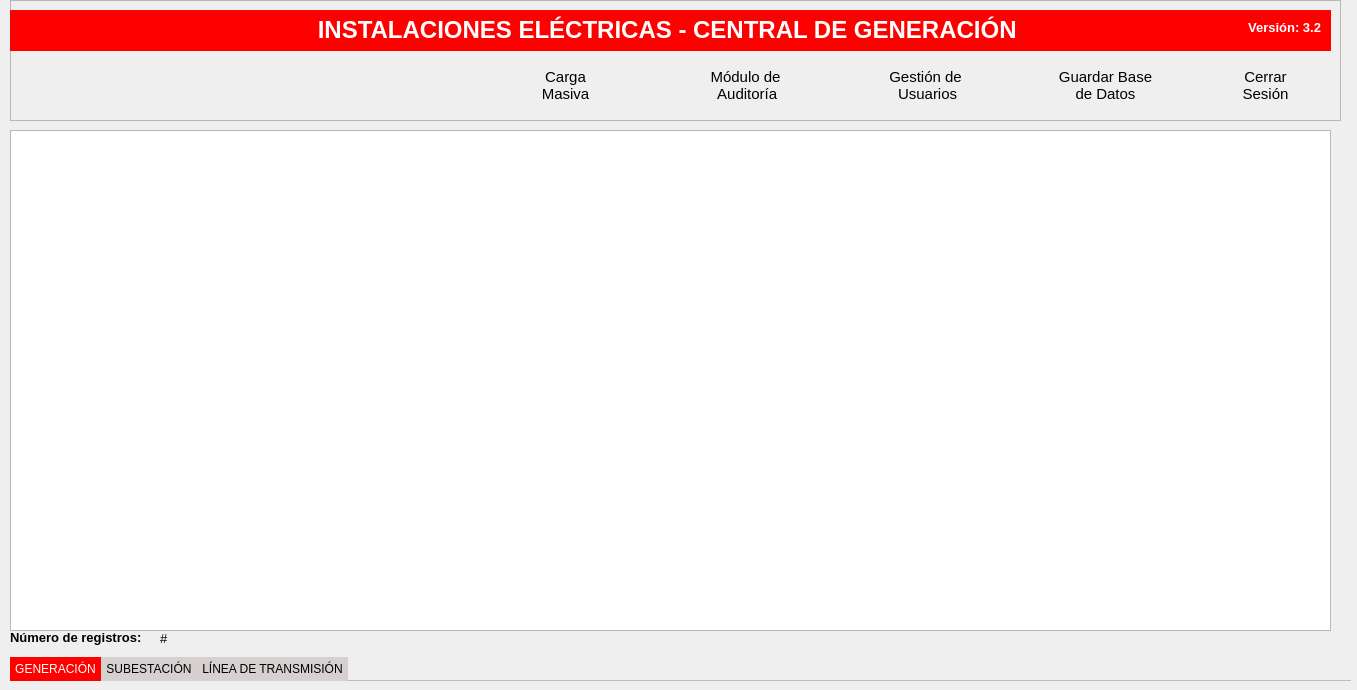
Before: the Qt Designer form ui_files/main_windows.ui in haobregonz10/Sistema_Osinergmin_Git_2, drawn with Qt 5.
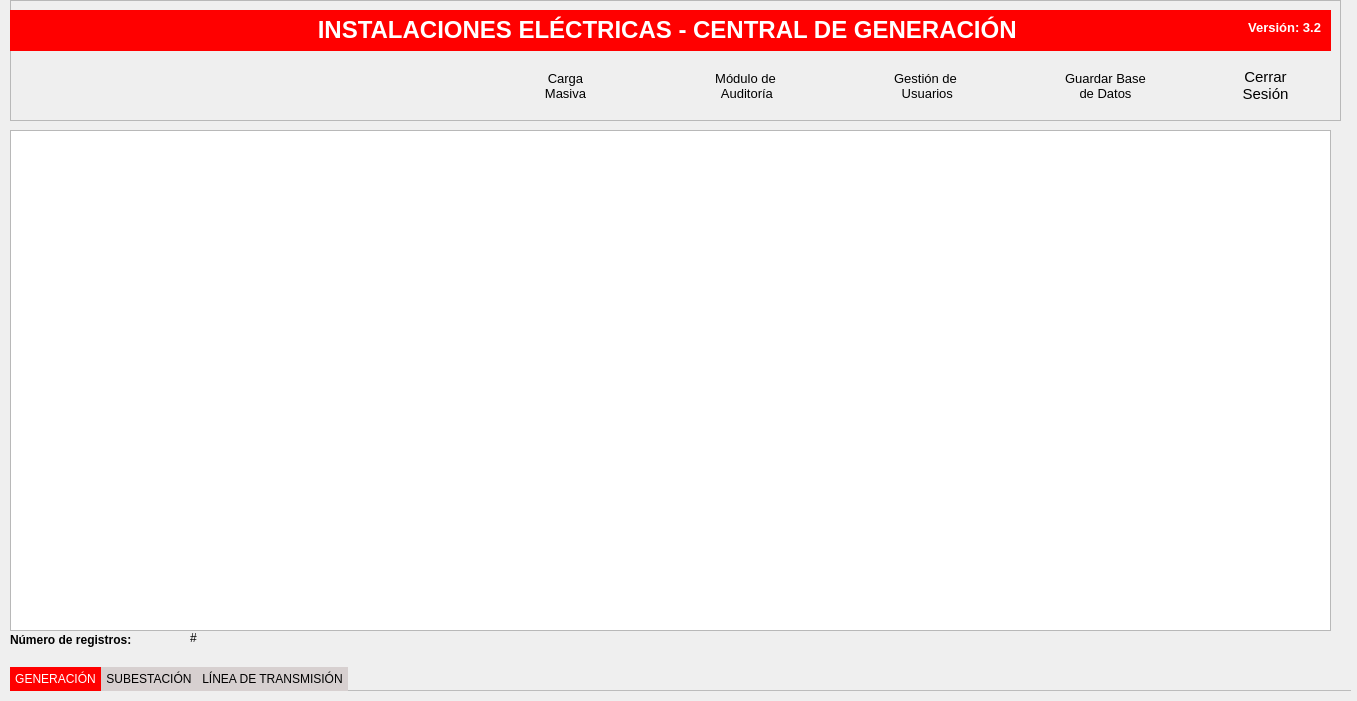
After: the same form once the commit is applied. Icons and pictures are not drawn.

```diff
--- a/ui_files/main_windows.ui
+++ b/ui_files/main_windows.ui
@@ -7,7 +7,7 @@
     <x>0</x>
     <y>0</y>
     <width>1357</width>
-    <height>690</height>
+    <height>701</height>
    </rect>
   </property>
   <property name="windowTitle">
@@ -22,7 +22,7 @@
      <x>10</x>
      <y>0</y>
      <width>1341</width>
-     <height>681</height>
+     <height>691</height>
     </rect>
    </property>
    <property name="toolTipDuration">
@@ -83,13 +83,13 @@
       <rect>
        <x>0</x>
        <y>630</y>
-       <width>141</width>
-       <height>16</height>
+       <width>171</width>
+       <height>21</height>
       </rect>
      </property>
      <property name="font">
       <font>
-       <pointsize>10</pointsize>
+       <pointsize>9</pointsize>
       </font>
      </property>
      <property name="text">
@@ -282,7 +282,7 @@
       </property>
       <property name="font">
        <font>
-        <pointsize>11</pointsize>
+        <pointsize>10</pointsize>
        </font>
       </property>
       <property name="cursor">
@@ -334,7 +334,7 @@
       </property>
       <property name="font">
        <font>
-        <pointsize>11</pointsize>
+        <pointsize>10</pointsize>
        </font>
       </property>
       <property name="cursor">
@@ -438,7 +438,7 @@
       </property>
       <property name="font">
        <font>
-        <pointsize>11</pointsize>
+        <pointsize>10</pointsize>
        </font>
       </property>
       <property name="cursor">
@@ -490,7 +490,7 @@
       </property>
       <property name="font">
        <font>
-        <pointsize>11</pointsize>
+        <pointsize>10</pointsize>
        </font>
       </property>
       <property name="cursor">
@@ -581,7 +581,7 @@
     <widget class="QLabel" name="labelNumeroRegistros">
      <property name="geometry">
       <rect>
-       <x>150</x>
+       <x>180</x>
        <y>630</y>
        <width>47</width>
        <height>16</height>
@@ -589,7 +589,7 @@
      </property>
      <property name="font">
       <font>
-       <pointsize>10</pointsize>
+       <pointsize>9</pointsize>
       </font>
      </property>
      <property name="text">
```
